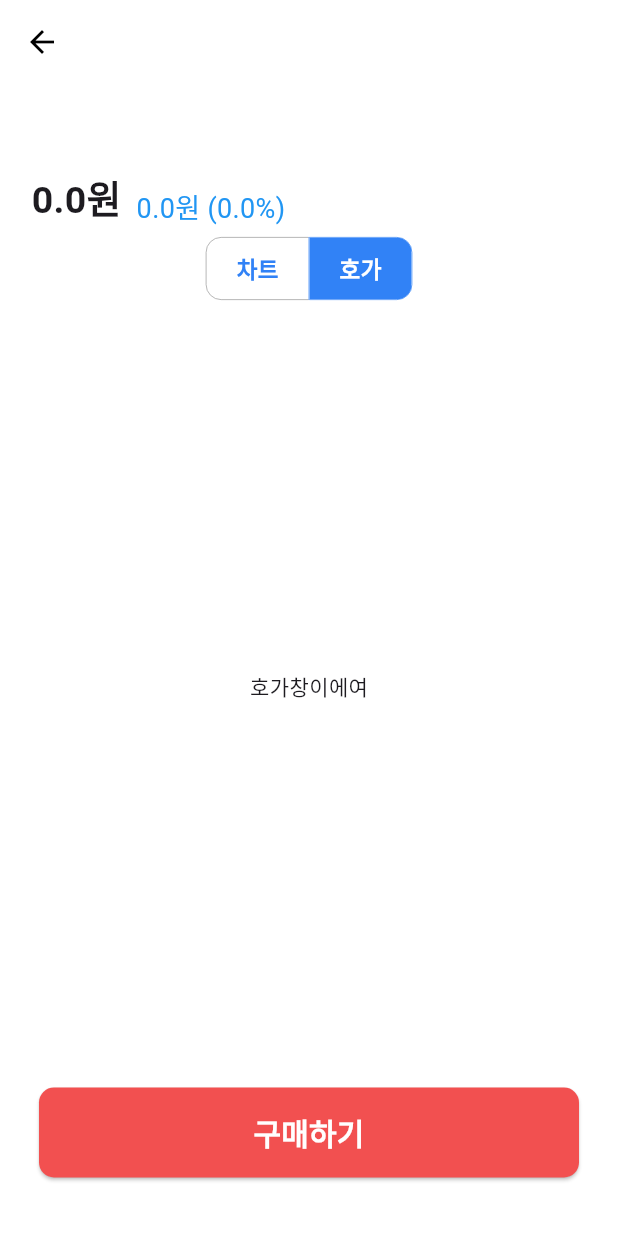
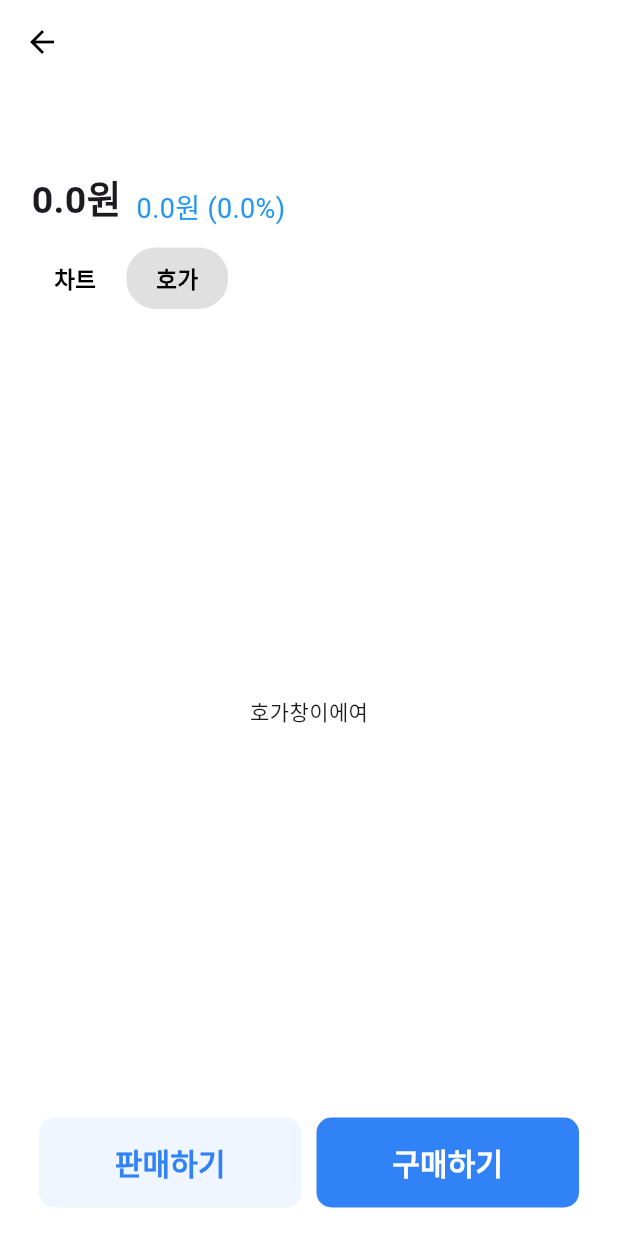
Before and after one commit to seo0o519/StocklyApp, a Flutter app: the DetailsScreen screen opened directly with empty values, after a tap on "호가", on a phone screen of 412 x 824 dp. Run offline on Flutter 3.47's test engine with Material 3 defaults, Android fonts, the phone set to English and light mode, and no system bars; our stand-ins replace flutter_svg, syncfusion_flutter_charts; missing offline and left inert: candlesticks; network calls fail.

Commit message:
design: 구매/판매 버튼, 차트/호가 버튼 디자인 수정

```diff
--- a/lib/main.dart
+++ b/lib/main.dart
@@ -31,9 +31,9 @@ class MyApp extends StatelessWidget {
           borderColor: Colors.grey, // 비선택 버튼의 테두리 색상
           borderWidth: 0.5, // 테두리 두께
           fillColor: Color(0xFF3182F6), // 비선택 버튼의 배경 색상
-          splashColor: Color(0xFF3182F6).withOpacity(0.1), // 클릭 시 물결 효과 색상
-          hoverColor: Color(0xFF3182F6).withOpacity(0.1), // 마우스를 올렸을 때 색상
-          focusColor: Color(0xFF3182F6), // 포커스 상태일 때 색상
+          splashColor: Colors.transparent, // 클릭 시 물결 효과 색상
+          hoverColor: Colors.transparent, // 마우스를 올렸을 때 색상
+          focusColor: Colors.transparent, // 포커스 상태일 때 색상
           borderRadius: BorderRadius.circular(10)
         ),
         dialogTheme: DialogTheme(
--- a/lib/screens/details.dart
+++ b/lib/screens/details.dart
@@ -34,7 +34,8 @@ class _DetailsScreenState extends State<DetailsScreen> {
       appBar: AppBar(
         title: Text(widget.name),  // widget을 통해 상위 클래스의 값에 접근
       ),
-      body: Padding(
+      body:SafeArea(child:
+      Padding(
         padding: const EdgeInsets.all(16.0),
         child: Column(
           crossAxisAlignment: CrossAxisAlignment.start,
@@ -73,41 +74,66 @@ class _DetailsScreenState extends State<DetailsScreen> {
             ),
 
             // 토글 버튼
-            Center(
-              child: ToggleButtons(
+            Row(
+              children : [ ToggleButtons(
                 isSelected: [_selectedIndex == 0, _selectedIndex == 1],
                 onPressed: (index) {
                   setState(() {
                     _selectedIndex = index;
                   });
                 },
-                borderRadius: BorderRadius.circular(10),
+                borderRadius: BorderRadius.circular(20),
+                renderBorder: false,
                 constraints: const BoxConstraints(
                   minHeight: 30, // 버튼의 높이 지정
                 ),
+
                 children: [
                   Padding(
+                    padding: const EdgeInsets.symmetric(horizontal: 0, vertical: 10),
+                    child: Container(
+                      decoration: BoxDecoration(
+                        color: _selectedIndex == 0 ? Colors.grey[300] : Colors.transparent,
+                        borderRadius: BorderRadius.circular(20), // 타원형 배경
+                      ),
+                      child: Padding(
                         padding: const EdgeInsets.symmetric(horizontal: 20, vertical: 10),
                         child: Text(
                           '차트',
                           style: const TextStyle(
                             fontSize: 15,
                             fontWeight: FontWeight.bold,
+                            color: Colors.black,
+                          ),
+                        ),
                       ),
                     ),
                   ),
                   Padding(
+                    padding: const EdgeInsets.symmetric(horizontal: 0, vertical: 10),
+                    child: Container(
+                      decoration: BoxDecoration(
+                        color: _selectedIndex == 1 ? Colors.grey[300] : Colors.transparent,
+                        borderRadius: BorderRadius.circular(20), // 타원형 배경
+                      ),
+                      child: Padding(
                         padding: const EdgeInsets.symmetric(horizontal: 20, vertical: 10),
                         child: Text(
                           '호가',
                           style: const TextStyle(
                             fontSize: 15,
                             fontWeight: FontWeight.bold,
+                            color: Colors.black,
+                          ),
+                        ),
                       ),
                     ),
                   ),
                 ],
-              ),
+                selectedColor: Colors.black, // 선택된 버튼의 글자 색 검정으로 설정
+                fillColor: Colors.transparent, // 선택된 버튼 배경 회색으로 설정
+                borderWidth: 0, // 토글 버튼의 테두리 없애기
+              )]
             ),
 
             // 선택된 버튼에 따라 다르게 표시되는 자식 요소
@@ -122,6 +148,34 @@ class _DetailsScreenState extends State<DetailsScreen> {
               child: SizedBox(
                 width: double.infinity,
                 height: 60,
+                child: Row(
+                  children: [
+                    Expanded(
+                      child: ElevatedButton(
+                        onPressed: () {
+                          Navigator.push(
+                            context,
+                            MaterialPageRoute(builder: (context) => Buy()),
+                          );
+                        },
+                        child: Text(
+                          "판매하기",
+                          style: TextStyle(
+                            fontSize: 20,
+                            fontWeight: FontWeight.bold,
+                            color: Color(0xff3182F6),
+                          ),
+                        ),
+                        style: ElevatedButton.styleFrom(
+                          backgroundColor: Color(0xFFEFF6FF),
+                          shape: RoundedRectangleBorder(borderRadius: BorderRadius.circular(10)),
+                          shadowColor: Colors.transparent,
+                          minimumSize: Size(double.infinity, 60), // 높이를 70으로 설정
+                        ),
+                      ),
+                    ),
+                    SizedBox(width: 10), // 버튼 사이에 간격 추가
+                    Expanded(
                       child: ElevatedButton(
                         onPressed: () {
                           Navigator.push(
@@ -138,16 +192,24 @@ class _DetailsScreenState extends State<DetailsScreen> {
                           ),
                         ),
                         style: ElevatedButton.styleFrom(
-                    backgroundColor: Color(0xFFF25050),
+                          backgroundColor: Color(0xff3182F6),
                           shape: RoundedRectangleBorder(borderRadius: BorderRadius.circular(10)),
+                          shadowColor: Colors.transparent,
+                          minimumSize: Size(double.infinity, 60), // 높이를 70으로 설정
                         ),
                       ),
                     ),
-            ),
-            SizedBox(height: 20),
                   ],
                 ),
               ),
+            )
+
+          ],
+        ),
+      ),
+      )
+
+
     );
   }
 }
```
Lines whose indentation alone changed are shown as unchanged.
